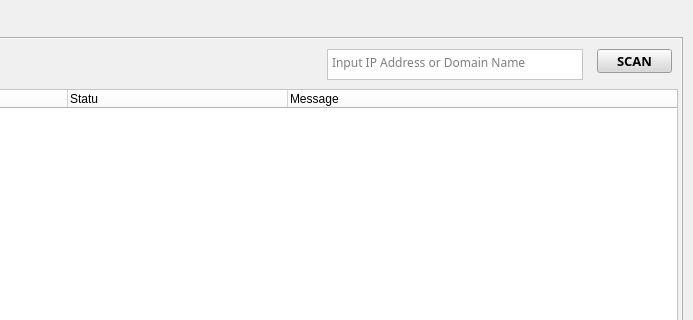
This is src/Scanner_ui.ui in LvMok/TCP-Port-Scanner as Qt 5 draws it before an edit; both pictures show x 385 to 1078 and y 0 to 320 of the 1078 by 668 pixel window. The edited form follows.
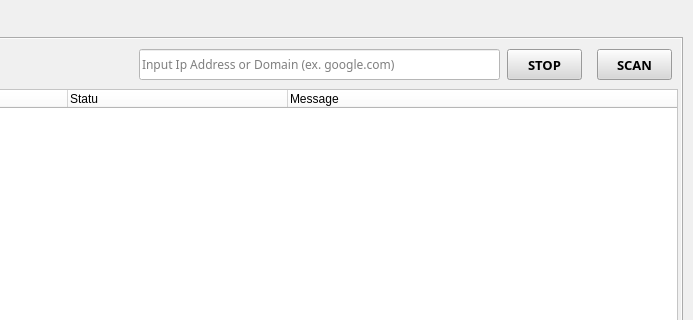
This is the edited form. The open tabs and pages were chosen to show the change. Icons and pictures are not drawn.

Commit message: 위험감수

```diff
--- a/src/Scanner_ui.ui
+++ b/src/Scanner_ui.ui
@@ -220,7 +220,7 @@
             <x>970</x>
             <y>10</y>
             <width>75</width>
-            <height>24</height>
+            <height>31</height>
            </rect>
           </property>
           <property name="sizePolicy">
@@ -244,44 +244,67 @@
            <string>SCAN</string>
           </property>
          </widget>
-         <widget class="QPlainTextEdit" name="Target">
+         <widget class="QPushButton" name="StopScan">
           <property name="geometry">
            <rect>
-            <x>700</x>
+            <x>880</x>
             <y>10</y>
-            <width>256</width>
+            <width>75</width>
             <height>31</height>
            </rect>
           </property>
+          <property name="sizePolicy">
+           <sizepolicy hsizetype="Expanding" vsizetype="Expanding">
+            <horstretch>0</horstretch>
+            <verstretch>0</verstretch>
+           </sizepolicy>
+          </property>
           <property name="font">
            <font>
             <family>Cascadia Mono</family>
-            <pointsize>9</pointsize>
+            <pointsize>10</pointsize>
+            <weight>75</weight>
+            <bold>true</bold>
            </font>
           </property>
-          <property name="layoutDirection">
-           <enum>Qt::LeftToRight</enum>
+          <property name="styleSheet">
+           <string notr="true">background-color: rgb(216, 216, 216);</string>
           </property>
-          <property name="autoFillBackground">
-           <bool>false</bool>
+          <property name="text">
+           <string>STOP</string>
+          </property>
+         </widget>
+         <widget class="QLineEdit" name="Target">
+          <property name="geometry">
+           <rect>
+            <x>512</x>
+            <y>10</y>
+            <width>361</width>
+            <height>31</height>
+           </rect>
+          </property>
+          <property name="sizePolicy">
+           <sizepolicy hsizetype="Expanding" vsizetype="Expanding">
+            <horstretch>0</horstretch>
+            <verstretch>0</verstretch>
+           </sizepolicy>
+          </property>
+          <property name="font">
+           <font>
+            <family>Cascadia Mono</family>
+           </font>
+          </property>
+          <property name="focusPolicy">
+           <enum>Qt::ClickFocus</enum>
           </property>
           <property name="styleSheet">
            <string notr="true">background-color: rgb(255, 255, 255);</string>
           </property>
-          <property name="verticalScrollBarPolicy">
-           <enum>Qt::ScrollBarAlwaysOff</enum>
-          </property>
-          <property name="tabChangesFocus">
-           <bool>false</bool>
-          </property>
-          <property name="undoRedoEnabled">
-           <bool>true</bool>
-          </property>
-          <property name="backgroundVisible">
-           <bool>false</bool>
-          </property>
           <property name="placeholderText">
-           <string notr="true">Input IP Address or Domain Name</string>
+           <string>Input Ip Address or Domain (ex. google.com)</string>
+          </property>
+          <property name="cursorMoveStyle">
+           <enum>Qt::VisualMoveStyle</enum>
           </property>
          </widget>
         </widget>
```
Left out of the diff: 29 changed lines with no effect on the pictures. The commit also changes 2 other files.
